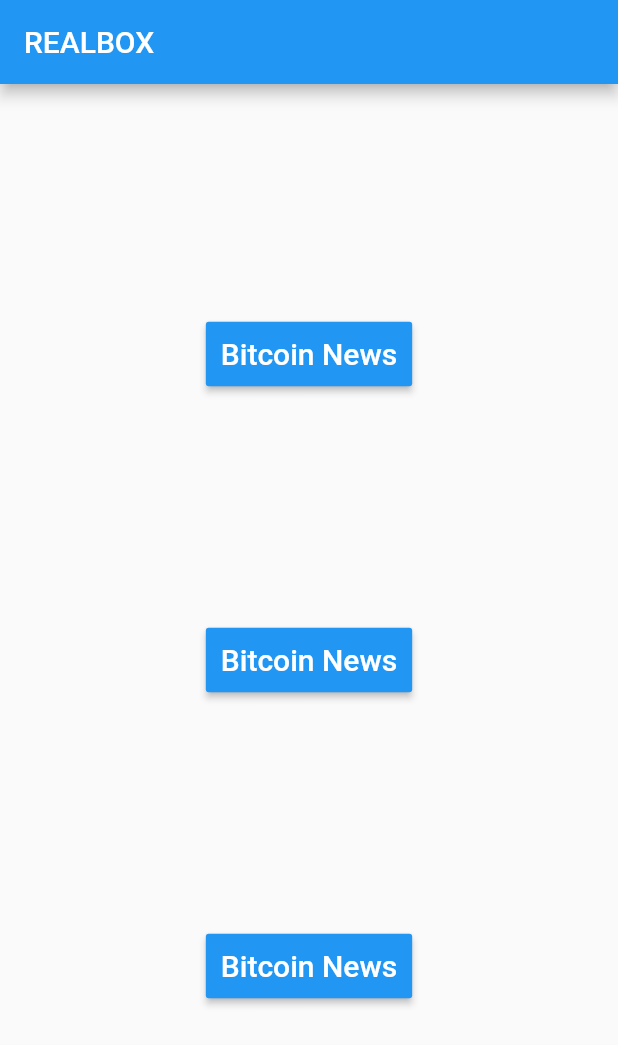
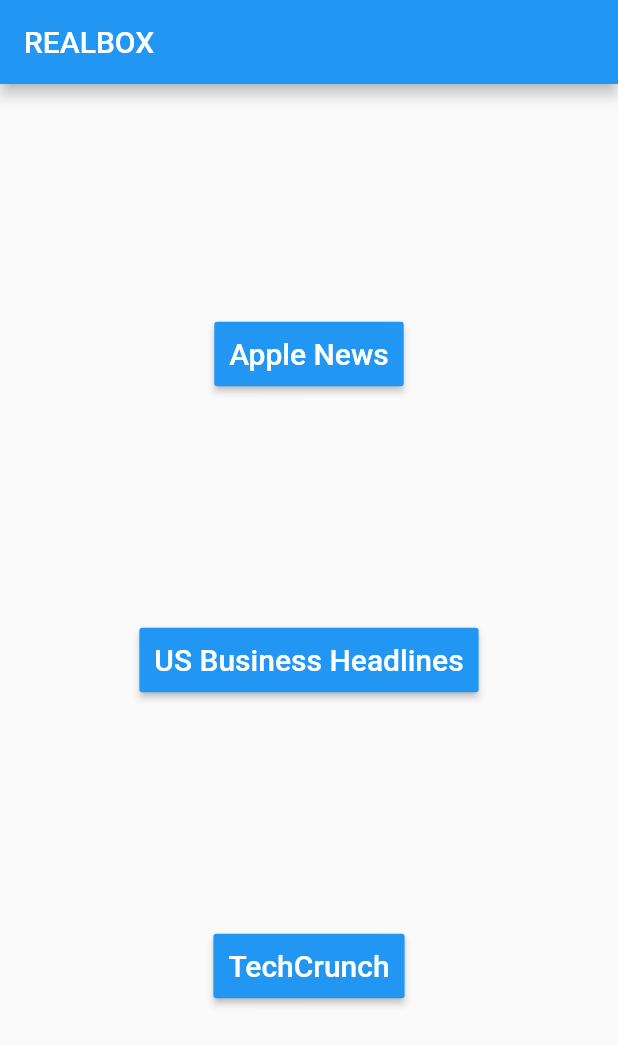
Before and after one commit to alihsistu/my_news_app, a Flutter app: the screen it shows after launch, on a phone screen of 412 x 824 dp. Shown: the top 1045 px of the screen. Run offline on Flutter 3.47's test engine with Material 2 defaults, Android fonts, the phone set to English and light mode, and no system bars; network calls fail; Roboto replaces fonts that are missing (Verdana); statements that could not run were skipped.

Commit message:
widgets working

```diff
--- a/lib/main.dart
+++ b/lib/main.dart
@@ -6,28 +6,36 @@ import 'dart:convert';
 // for making http requests
 import 'package:http/http.dart' as http;
 
-// Bitcoin News
-String _urlApi1 =
-    'https://newsapi.org/v2/everything?q=bitcoin&from=2019-08-13&sortBy=publishedAt&apiKey=e3d3b881510f4522a3a0c19fc55489ca';
+// Wall Street Journal
+// String _urlApi1 =
+//     'https://newsapi.org/v2/everything?domains=wsj.com&apiKey=e3d3b881510f4522a3a0c19fc55489ca';
+
+// Apple news
+String _urlApi2 =
+    'https://newsapi.org/v2/everything?q=apple&from=2019-09-12&to=2019-09-12&sortBy=popularity&apiKey=e3d3b881510f4522a3a0c19fc55489ca';
 
 // Business headlines in US
-String _urlApi2 =
+String _urlApi3 =
     'https://newsapi.org/v2/top-headlines?country=us&category=business&apiKey=e3d3b881510f4522a3a0c19fc55489ca';
 
-// Apple news
-String _urlApi3 =
-    'https://newsapi.org/v2/everything?q=apple&from=2019-09-12&to=2019-09-12&sortBy=popularity&apiKey=e3d3b881510f4522a3a0c19fc55489ca';
+// TechCrunch
+String _urlApi4 =
+    'https://newsapi.org/v2/top-headlines?sources=techcrunch&apiKey=e3d3b881510f4522a3a0c19fc55489ca';
 
 // Private response variables
-List _response1;
+// List _response1;
 List _response2;
 List _response3;
+List _responseAss;
+
 
 // App's main method
 void main() async {
-  _response1 = await fetchData(_urlApi1);
+  // _response1 = await fetchData(_urlApi1);
   _response2 = await fetchData(_urlApi2);
   _response3 = await fetchData(_urlApi3);
+  _responseAss = await fetchData(_urlApi4);
+
 
   runApp(new MaterialApp(
     home: new Categories(),
@@ -50,32 +58,32 @@ class Categories extends StatelessWidget {
           children: <Widget>[
             // this button takes the user to Bitcoin Widget below(new page)
             // Button 1
-            new RaisedButton(
-              padding: const EdgeInsets.all(10.0),
-              color: Colors.blue,
-              onPressed: () {
-                Navigator.push(context,
-                    new MaterialPageRoute(builder: (context) => new Bitcoin()));
-              },
-              child: new Text(
-                "Bitcoin News",
-                style: new TextStyle(
-                  fontFamily: "Verdana",
-                  fontSize: 20.0,
-                  color: Colors.white,
-                ),
-              ),
-            ),
+            // new RaisedButton(
+            //   padding: const EdgeInsets.all(10.0),
+            //   color: Colors.blue,
+            //   onPressed: () {
+            //     Navigator.push(context,
+            //         new MaterialPageRoute(builder: (context) => new News(response: _response1,)));
+            //   },
+            //   child: new Text(
+            //     "Wall Street Journal News",
+            //     style: new TextStyle(
+            //       fontFamily: "Verdana",
+            //       fontSize: 20.0,
+            //       color: Colors.white,
+            //     ),
+            //   ),
+            // ),
             // Button 2
             new RaisedButton(
               padding: const EdgeInsets.all(10.0),
               color: Colors.blue,
               onPressed: () {
                 Navigator.push(context,
-                    new MaterialPageRoute(builder: (context) => new Bitcoin()));
+                    new MaterialPageRoute(builder: (context) => new News(response: _response2,)));
               },
               child: new Text(
-                "Bitcoin News",
+                "Apple News",
                 style: new TextStyle(
                   fontFamily: "Verdana",
                   fontSize: 20.0,
@@ -89,17 +97,34 @@ class Categories extends StatelessWidget {
               color: Colors.blue,
               onPressed: () {
                 Navigator.push(context,
-                    new MaterialPageRoute(builder: (context) => new Bitcoin()));
+                    new MaterialPageRoute(builder: (context) => new News(response: _response3,)));
               },
               child: new Text(
-                "Bitcoin News",
+                "US Business Headlines",
                 style: new TextStyle(
                   fontFamily: "Verdana",
                   fontSize: 20.0,
                   color: Colors.white,
                 ),
               ),
-            )
+            ),
+            // Button4
+            new RaisedButton(
+              padding: const EdgeInsets.all(10.0),
+              color: Colors.blue,
+              onPressed: () {
+                Navigator.push(context,
+                    new MaterialPageRoute(builder: (context) => new News(response: _responseAss,)));
+              },
+              child: new Text(
+                "TechCrunch",
+                style: new TextStyle(
+                  fontFamily: "Verdana",
+                  fontSize: 20.0,
+                  color: Colors.white,
+                ),
+              ),
+            ),
           ],
         ),
       ),
@@ -107,12 +132,21 @@ class Categories extends StatelessWidget {
   }
 }
 
-class Bitcoin extends StatelessWidget {
+// -----------------Bitcoin------------------
+class News extends StatelessWidget {
+
+  final List response;
+
+  // constructor ( make response a required field )
+  News({Key key, @required this.response}) : super (key : key);
+
+
+
   @override
   Widget build(BuildContext context) {
     return new Scaffold(
         appBar: new AppBar(
-          title: new Text("Bitcoin News"),
+          title: new Text("Top News"),
           centerTitle: false,
         ),
 
@@ -121,7 +155,7 @@ class Bitcoin extends StatelessWidget {
         body: new Center(
           child: new ListView.builder(
             padding: const EdgeInsets.all(10.0),
-            itemCount: _response1.length,
+            itemCount: response.length,
             itemBuilder: (BuildContext context, int position) {
 
               // Divider between
@@ -132,10 +166,10 @@ class Bitcoin extends StatelessWidget {
 
 
               return new ListTile(
-                title: new Text("${_response1[index]['title']}",
+                title: new Text("${response[index]['title']}",//position <-> index
                     style: new TextStyle(
                         fontSize: 25.0, fontWeight: FontWeight.w900)),
-                subtitle: new Text("${_response1[index]['description']}",
+                subtitle: new Text("${response[index]['description']}",//position <-> index
                     style: new TextStyle(
                         fontSize: 15.0,
                         fontWeight: FontWeight.normal,
@@ -148,6 +182,7 @@ class Bitcoin extends StatelessWidget {
   }
 }
 
+
 // Method to fetch data from the API
 Future<List> fetchData(String urlApi) async {
   http.Response response = await http.get(urlApi);
```
